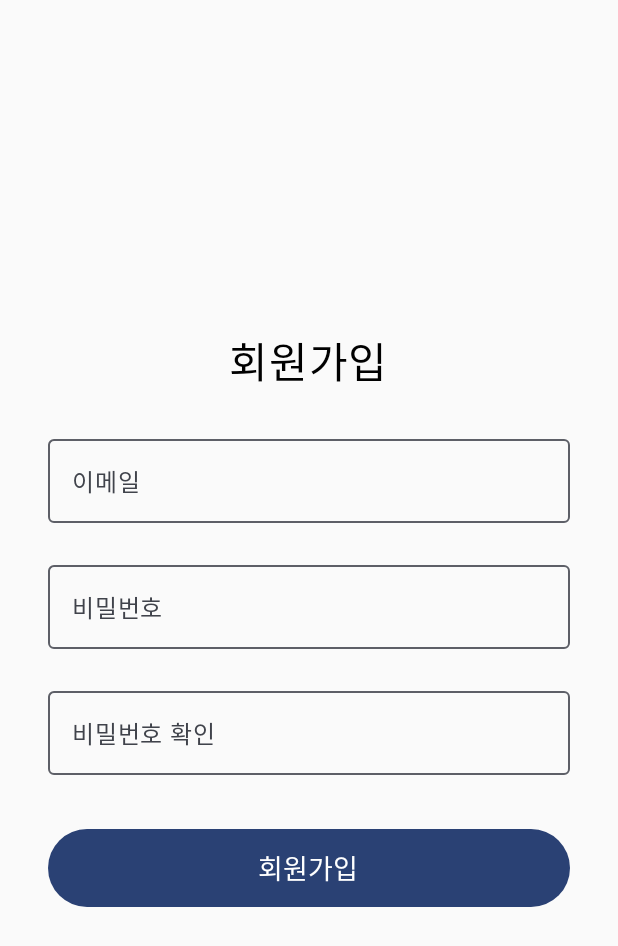
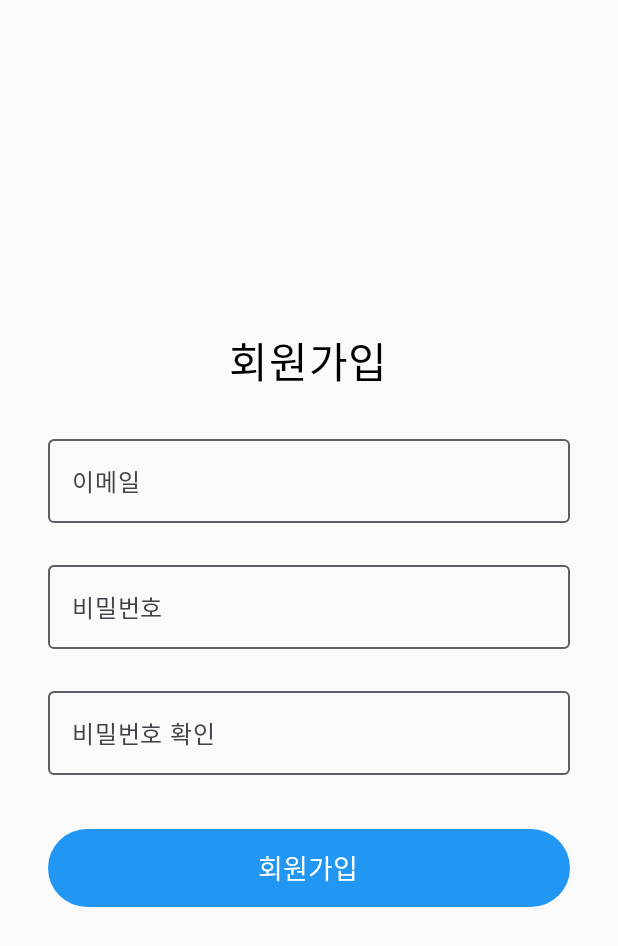
Before and after one commit to Sunsyy08/AndroidLogin, an Android app built with Jetpack Compose: the screen it shows after launch (SignupActivity), after a tap on "회원가입", on a phone screen of 412 x 824 dp. Shown: the top 946 px of the screen. Run offline under Robolectric (Android 15) with nearby library versions, the phone set to English and light mode, and no system bars.

Commit message:
loginForm

```diff
--- a/app/src/main/java/com/example/authenticationease/LoginScreen.kt
+++ b/app/src/main/java/com/example/authenticationease/LoginScreen.kt
@@ -10,6 +10,7 @@ import androidx.compose.foundation.rememberScrollState
 import androidx.compose.material3.*
 import androidx.compose.runtime.*
 import androidx.compose.ui.*
+import androidx.compose.ui.graphics.Color
 import androidx.compose.ui.text.input.*
 import androidx.compose.ui.unit.*
 import com.example.authenticationease.ui.theme.AuthenticationEaseTheme
@@ -68,6 +69,10 @@ fun LoginScreen() {
 
         Button(
             onClick = { /* TODO: 로그인 처리 */ },
+            colors = ButtonDefaults.buttonColors(
+                containerColor = Color(0xFF2196F3),
+                contentColor = Color.White
+            ),
             modifier = Modifier
                 .fillMaxWidth()
                 .height(52.dp)
--- a/app/src/main/java/com/example/authenticationease/MainActivity.kt
+++ b/app/src/main/java/com/example/authenticationease/MainActivity.kt
@@ -4,11 +4,20 @@ import android.content.Intent
 import android.os.Bundle
 import androidx.activity.ComponentActivity
 import androidx.activity.compose.setContent
+import androidx.compose.foundation.Image
+import androidx.compose.foundation.background
+import androidx.compose.foundation.border
 import androidx.compose.foundation.layout.*
+import androidx.compose.foundation.shape.CircleShape
 import androidx.compose.material3.*
 import androidx.compose.runtime.Composable
 import androidx.compose.ui.Alignment
 import androidx.compose.ui.Modifier
+import androidx.compose.ui.draw.clip
+import androidx.compose.ui.graphics.Color
+import androidx.compose.ui.graphics.graphicsLayer
+import androidx.compose.ui.layout.ContentScale
+import androidx.compose.ui.res.painterResource
 import androidx.compose.ui.unit.dp
 import androidx.compose.ui.unit.sp
 import com.example.authenticationease.ui.theme.AuthenticationEaseTheme
@@ -37,18 +46,56 @@ fun MainScreen(
     onLoginClick: () -> Unit,
     onSignupClick: () -> Unit
 ) {
+    val image = painterResource(R.drawable.sky)
+    val image1 = painterResource(R.drawable.profile)
+    Box(
+        modifier = Modifier
+            .fillMaxSize()
+    ) {
+        // 배경 이미지
+        Image(
+            painter = image,
+            contentDescription = null,
+            contentScale = ContentScale.Crop,
+            modifier = Modifier
+                .fillMaxSize()
+                .graphicsLayer(alpha = 0.5f) // 투명도 설정 (선택)
+        )
         Column(
             modifier = Modifier
                 .fillMaxSize()
-            .padding(32.dp),
+                .padding(24.dp),
             verticalArrangement = Arrangement.Center,
             horizontalAlignment = Alignment.CenterHorizontally
         ) {
-        Text("AuthenticationEase", fontSize = 24.sp)
-        Spacer(modifier = Modifier.height(32.dp))
+            Row(
+                verticalAlignment = Alignment.CenterVertically,
+                horizontalArrangement = Arrangement.Center
+            ){
+                Text("환영합니다!!!",
+                    fontSize = 24.sp,
+                    color = Color.Black )
+                Spacer(modifier = Modifier.width(12.dp))
+
+                Image(
+                    painter = image1,
+                    contentDescription = null,
+                    contentScale = ContentScale.Crop,
+                    modifier = Modifier
+                        .size(28.dp)
+                        .clip(CircleShape)
+                        .border(2.dp, Color.Cyan, CircleShape)
+                )
+            }
+            Spacer(modifier = Modifier.height(24.dp))
+
 
             Button(
                 onClick = onLoginClick,
+                colors = ButtonDefaults.buttonColors(
+                    containerColor = Color(0xFF2196F3),
+                    contentColor = Color.White
+                ),
                 modifier = Modifier.fillMaxWidth()
             ) {
                 Text("로그인")
@@ -58,9 +105,14 @@ fun MainScreen(
 
             Button(
                 onClick = onSignupClick,
+                colors = ButtonDefaults.buttonColors(
+                    containerColor = Color(0xFF2196F3),
+                    contentColor = Color.White
+                ),
                 modifier = Modifier.fillMaxWidth()
             ) {
                 Text("회원가입")
             }
         }
     }
+}
--- a/app/src/main/java/com/example/authenticationease/SignupScreen.kt
+++ b/app/src/main/java/com/example/authenticationease/SignupScreen.kt
@@ -10,6 +10,7 @@ import androidx.compose.foundation.rememberScrollState
 import androidx.compose.material3.*
 import androidx.compose.runtime.*
 import androidx.compose.ui.*
+import androidx.compose.ui.graphics.Color
 import androidx.compose.ui.text.input.*
 import androidx.compose.ui.unit.*
 import com.example.authenticationease.ui.theme.AuthenticationEaseTheme
@@ -32,7 +33,6 @@ fun SignupScreen() {
     var confirmPassword by remember { mutableStateOf("") }
 
     val scrollState = rememberScrollState()
-
     Column(
         modifier = Modifier
             .fillMaxSize()
@@ -49,7 +49,7 @@ fun SignupScreen() {
             label = { Text("이메일") },
             placeholder = { Text("example@email.com") },
             singleLine = true,
-            modifier = Modifier.fillMaxWidth()
+            modifier = Modifier.fillMaxWidth(),
         )
 
         Spacer(modifier = Modifier.height(20.dp))
@@ -75,13 +75,18 @@ fun SignupScreen() {
             singleLine = true,
             visualTransformation = PasswordVisualTransformation(),
             keyboardOptions = KeyboardOptions(keyboardType = KeyboardType.Password),
-            modifier = Modifier.fillMaxWidth()
+            modifier = Modifier.fillMaxWidth(),
+
         )
 
         Spacer(modifier = Modifier.height(36.dp))
 
         Button(
             onClick = { /* TODO: 회원가입 처리 */ },
+            colors = ButtonDefaults.buttonColors(
+                containerColor = Color(0xFF2196F3),
+                contentColor = Color.White
+            ),
             modifier = Modifier
                 .fillMaxWidth()
                 .height(52.dp)
```
Also changed, not shown: app/src/main/res/drawable-nodpi/profile.jpg (added), app/src/main/res/drawable-nodpi/sky.jpg (added). Lines whose indentation alone changed are shown as unchanged.
